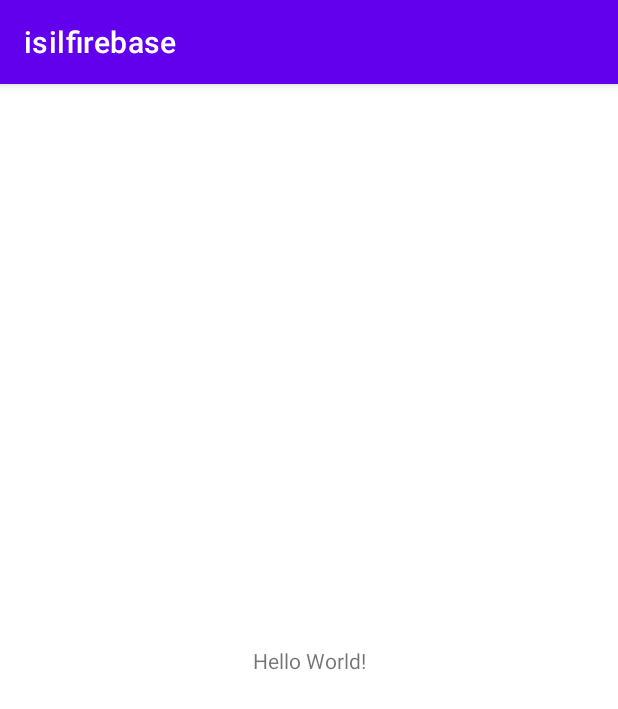
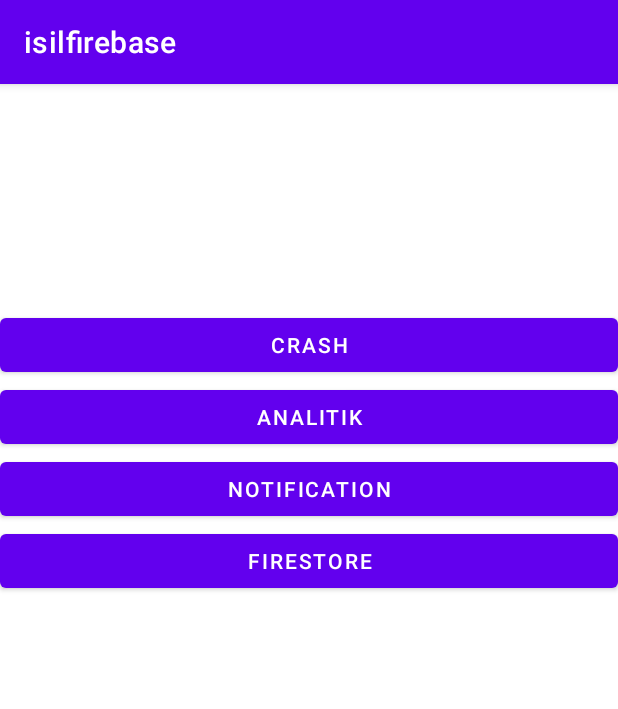
Before and after one commit to isilsubasi/firebaseexample, an Android app: the screen it shows after launch (MainActivity), on a phone screen of 412 x 824 dp. Shown: the top 709 px of the screen. Run offline under Robolectric (Android 15) with nearby library versions, the phone set to English and light mode, and no system bars.

Commit message:
firestore and analitik

```diff
--- /dev/null
+++ b/app/src/main/java/com/isilsubasi/isilfirebase/App.kt
@@ -0,0 +1,6 @@
+package com.isilsubasi.isilfirebase
+
+import android.app.Application
+
+class App : Application() {
+}
--- a/app/src/main/java/com/isilsubasi/isilfirebase/MainActivity.kt
+++ /dev/null
@@ -1,11 +0,0 @@
-package com.isilsubasi.isilfirebase
-
-import androidx.appcompat.app.AppCompatActivity
-import android.os.Bundle
-
-class MainActivity : AppCompatActivity() {
-    override fun onCreate(savedInstanceState: Bundle?) {
-        super.onCreate(savedInstanceState)
-        setContentView(R.layout.activity_main)
-    }
-}
--- /dev/null
+++ b/app/src/main/java/com/isilsubasi/isilfirebase/activity/MainActivity.kt
@@ -0,0 +1,73 @@
+package com.isilsubasi.isilfirebase.activity
+
+import android.content.Intent
+import androidx.appcompat.app.AppCompatActivity
+import android.os.Bundle
+import com.google.firebase.analytics.FirebaseAnalytics
+import com.isilsubasi.isilfirebase.service.ApiClient
+import com.isilsubasi.isilfirebase.databinding.ActivityMainBinding
+import com.isilsubasi.isilfirebase.util.Constants
+
+class MainActivity : AppCompatActivity() {
+
+    private lateinit var binding: ActivityMainBinding
+    private lateinit var firebaseAnalytics: FirebaseAnalytics
+    private val apiClient by lazy { ApiClient() }
+    override fun onCreate(savedInstanceState: Bundle?) {
+        super.onCreate(savedInstanceState)
+        binding = ActivityMainBinding.inflate(layoutInflater)
+        setContentView(binding.root)
+        firebaseAnalytics = FirebaseAnalytics.getInstance(this)
+        init()
+    }
+
+
+    private fun init() {
+        onClickListener()
+    }
+
+    private fun onClickListener() {
+
+        binding.apply {
+            btnCrash.setOnClickListener {
+                //  val sayi1 = 0
+                // val sayi2= 10
+                //val sonuc = sayi2 / sayi1
+                // println(sonuc)
+
+                throw RuntimeException("Test Crash")
+
+            }
+            btnAnalitik.setOnClickListener {
+                val bundle = Bundle()
+                bundle.putString(FirebaseAnalytics.Param.ITEM_ID, "my_item_id")
+                firebaseAnalytics.logEvent(FirebaseAnalytics.Event.SELECT_CONTENT, bundle)
+
+            }
+            btnNotification.setOnClickListener {
+
+            }
+            btnFireStore.setOnClickListener {
+
+                apiClient.getUserFromApi { isSuccess, response, message ->
+                    if (isSuccess) {
+                        val name = response?.documents?.first()?.fields?.adi!!.stringValue
+                        val no = response?.documents?.first()?.fields?.no!!.integerValue
+                        val intent = Intent(applicationContext, DetailActivity::class.java)
+                        intent.putExtra(Constants.OGRENCI_ADI, name)
+                        intent.putExtra(Constants.OGRENCI_NO, no)
+                        startActivity(intent)
+
+                    }
+
+
+                }
+
+            }
+
+
+        }
+
+
+    }
+}
--- /dev/null
+++ b/app/src/main/java/com/isilsubasi/isilfirebase/service/PushNotificationService.kt
@@ -0,0 +1,6 @@
+package com.isilsubasi.isilfirebase.service
+
+import com.google.firebase.messaging.FirebaseMessagingService
+
+class PushNotificationService : FirebaseMessagingService() {
+}
--- a/app/src/main/res/layout/activity_main.xml
+++ b/app/src/main/res/layout/activity_main.xml
@@ -1,18 +1,44 @@
 <?xml version="1.0" encoding="utf-8"?>
-<androidx.constraintlayout.widget.ConstraintLayout xmlns:android="http://schemas.android.com/apk/res/android"
+<LinearLayout xmlns:android="http://schemas.android.com/apk/res/android"
     xmlns:app="http://schemas.android.com/apk/res-auto"
     xmlns:tools="http://schemas.android.com/tools"
     android:layout_width="match_parent"
     android:layout_height="match_parent"
-    tools:context=".MainActivity">
+    android:orientation="vertical"
+    tools:context=".activity.MainActivity">
 
-    <TextView
-        android:layout_width="wrap_content"
-        android:layout_height="wrap_content"
-        android:text="Hello World!"
-        app:layout_constraintBottom_toBottomOf="parent"
-        app:layout_constraintLeft_toLeftOf="parent"
-        app:layout_constraintRight_toRightOf="parent"
-        app:layout_constraintTop_toTopOf="parent" />
 
-</androidx.constraintlayout.widget.ConstraintLayout>
+    <Button
+        android:id="@+id/btnCrash"
+        android:text="@string/btnCrash"
+        android:layout_marginTop="150dp"
+        android:layout_width="match_parent"
+        android:layout_height="wrap_content">
+
+    </Button>
+    <Button
+        android:text="@string/btnAnalitik"
+        android:id="@+id/btnAnalitik"
+        android:layout_width="match_parent"
+        android:layout_height="wrap_content">
+
+    </Button>
+    <Button
+        android:text="@string/btnNotification"
+        android:id="@+id/btnNotification"
+        android:layout_width="match_parent"
+        android:layout_height="wrap_content">
+
+    </Button>
+    <Button
+        android:text="@string/btnFireStore"
+        android:id="@+id/btnFireStore"
+        android:layout_width="match_parent"
+        android:layout_height="wrap_content">
+
+    </Button>
+
+
+
+
+</LinearLayout>
--- a/app/src/main/res/values/strings.xml
+++ b/app/src/main/res/values/strings.xml
@@ -1,3 +1,10 @@
 <resources>
     <string name="app_name">isilfirebase</string>
+    <string name="btnCrash">Crash</string>
+    <string name="btnAnalitik">Analitik</string>
+    <string name="btnNotification">Notification</string>
+    <string name="btnFireStore">FireStore</string>
+    <string name="txtName">Işıl Subaşi</string>
+    <string name="txtNo">2048</string>
+
 </resources>
--- a/build.gradle
+++ b/build.gradle
@@ -8,6 +8,8 @@ buildscript {
         classpath "com.android.tools.build:gradle:7.0.4"
         classpath "org.jetbrains.kotlin:kotlin-gradle-plugin:1.6.10"
         classpath 'com.google.gms:google-services:4.3.10'
+        // Add the Crashlytics Gradle plugin
+        classpath 'com.google.firebase:firebase-crashlytics-gradle:2.8.1'
 
         // NOTE: Do not place your application dependencies here; they belong
         // in the individual module build.gradle files
```
Also changed, not shown: app/build.gradle (+18 -0 lines), app/src/main/AndroidManifest.xml (+18 -1 lines), app/src/main/java/com/isilsubasi/isilfirebase/activity/DetailActivity.kt (added, +33 -0 lines), app/src/main/java/com/isilsubasi/isilfirebase/model/UserResponse.kt (added, +25 -0 lines), app/src/main/java/com/isilsubasi/isilfirebase/service/ApiClient.kt (added, +27 -0 lines), app/src/main/java/com/isilsubasi/isilfirebase/service/ApiHelper.kt (added, +13 -0 lines), app/src/main/java/com/isilsubasi/isilfirebase/service/RetrofitClient.kt (added, +17 -0 lines), app/src/main/java/com/isilsubasi/isilfirebase/util/Constants.kt (added, +7 -0 lines), app/src/main/res/layout/activity_detail.xml (added, +53 -0 lines).
